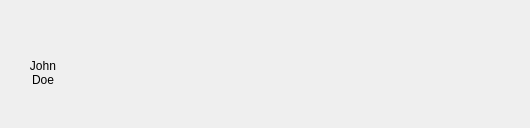
Qt form Yawner/Ui/messagewidget.ui (henkelund/Yawner) before a commit.
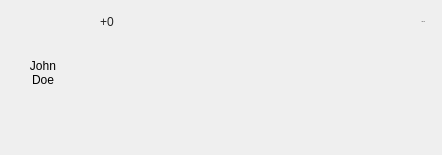
The same form after that commit. Icons and pictures are not drawn. Custom widgets are drawn as their Qt base class.

Diff of the .ui file:
```diff
--- a/Yawner/Ui/messagewidget.ui
+++ b/Yawner/Ui/messagewidget.ui
@@ -6,8 +6,8 @@
    <rect>
     <x>0</x>
     <y>0</y>
-    <width>530</width>
-    <height>128</height>
+    <width>442</width>
+    <height>155</height>
    </rect>
   </property>
   <property name="sizePolicy">
@@ -31,6 +31,9 @@
      <property name="layoutDirection">
       <enum>Qt::LeftToRight</enum>
      </property>
+     <property name="styleSheet">
+      <string notr="true">background: transparent;</string>
+     </property>
      <layout class="QVBoxLayout" name="verticalLayout">
       <property name="spacing">
        <number>0</number>
@@ -140,6 +143,61 @@
       <property name="bottomMargin">
        <number>4</number>
       </property>
+      <item>
+       <widget class="QWidget" name="widget_2" native="true">
+        <property name="styleSheet">
+         <string notr="true">background: rgba(0, 0, 0, 0);</string>
+        </property>
+        <layout class="QHBoxLayout" name="horizontalLayout">
+         <property name="spacing">
+          <number>0</number>
+         </property>
+         <property name="margin">
+          <number>0</number>
+         </property>
+         <item>
+          <widget class="QLabel" name="topLeftMeta">
+           <property name="styleSheet">
+            <string notr="true">background: rgba(0, 0, 0, 0);
+font: 700 9px;
+margin-left: 2px;
+color:  rgb(36, 36, 36);</string>
+           </property>
+           <property name="text">
+            <string>+0</string>
+           </property>
+          </widget>
+         </item>
+         <item>
+          <widget class="QLabel" name="topRightMeta">
+           <property name="font">
+            <font>
+             <pointsize>-1</pointsize>
+             <weight>87</weight>
+             <italic>false</italic>
+             <bold>true</bold>
+            </font>
+           </property>
+           <property name="styleSheet">
+            <string notr="true">background: rgba(0, 0, 0, 0);
+font: 700 9px;
+margin-right: 6px;
+color:  rgb(36, 36, 36);</string>
+           </property>
+           <property name="text">
+            <string>Re: In:</string>
+           </property>
+           <property name="alignment">
+            <set>Qt::AlignRight|Qt::AlignTrailing|Qt::AlignVCenter</set>
+           </property>
+           <property name="margin">
+            <number>0</number>
+           </property>
+          </widget>
+         </item>
+        </layout>
+       </widget>
+      </item>
       <item>
        <widget class="QTextBrowser" name="message">
         <property name="sizePolicy">
```
